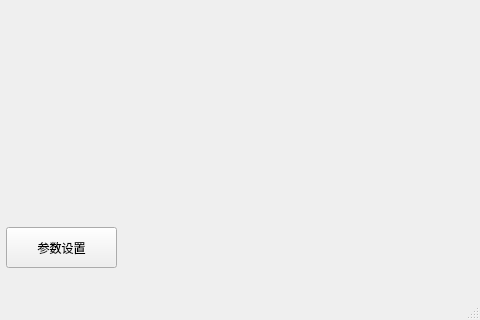
Before: the Qt Designer form BusBar/mainwindow.ui in luozhiyong131/BusBar, drawn with Qt 5; both pictures show x 544 to 1024 and y 280 to 600 of the 1024 by 600 pixel window.
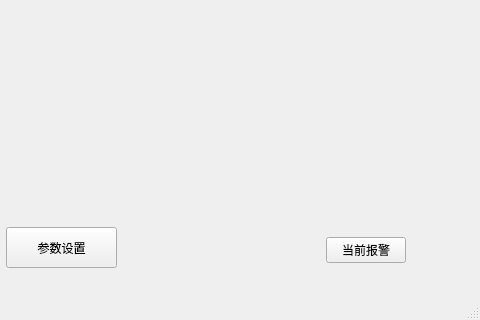
After: the same form once the commit is applied.

Commit message: 实时报警

What changed in the file:
```diff
--- a/BusBar/mainwindow.ui
+++ b/BusBar/mainwindow.ui
@@ -144,6 +144,19 @@
      <string>2017-06-30 12:00:00</string>
     </property>
    </widget>
+   <widget class="QPushButton" name="alarmBtn">
+    <property name="geometry">
+     <rect>
+      <x>870</x>
+      <y>500</y>
+      <width>80</width>
+      <height>26</height>
+     </rect>
+    </property>
+    <property name="text">
+     <string>当前报警</string>
+    </property>
+   </widget>
   </widget>
   <widget class="QMenuBar" name="menuBar">
    <property name="geometry">
```
The commit also changes 13 other files.
